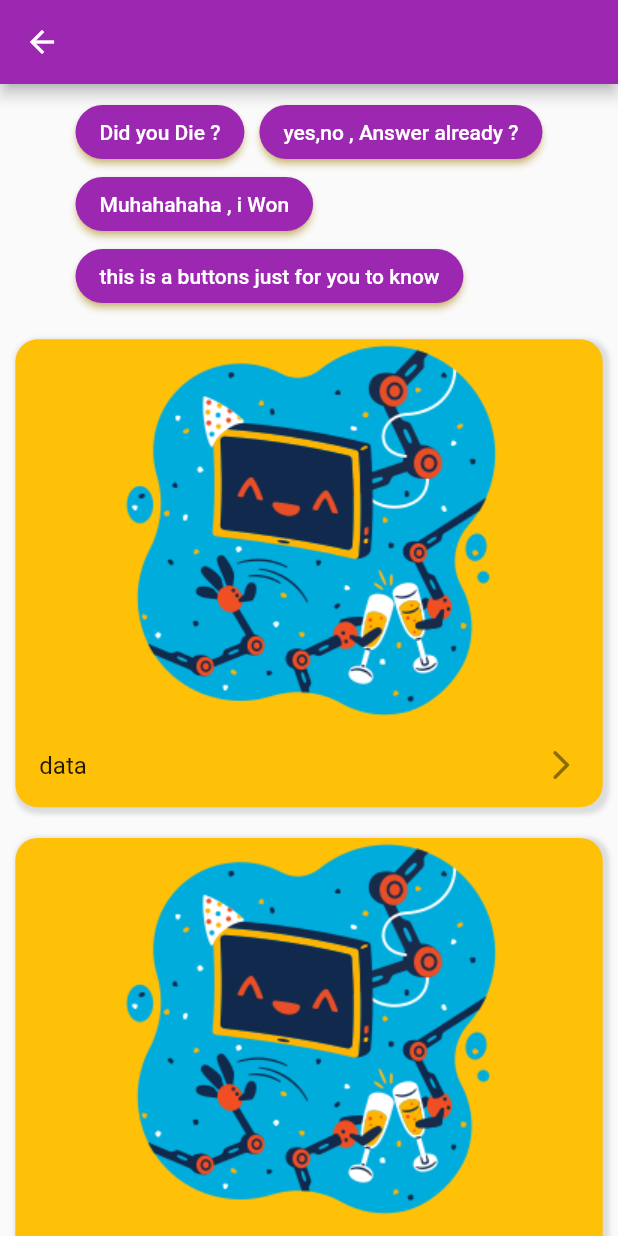
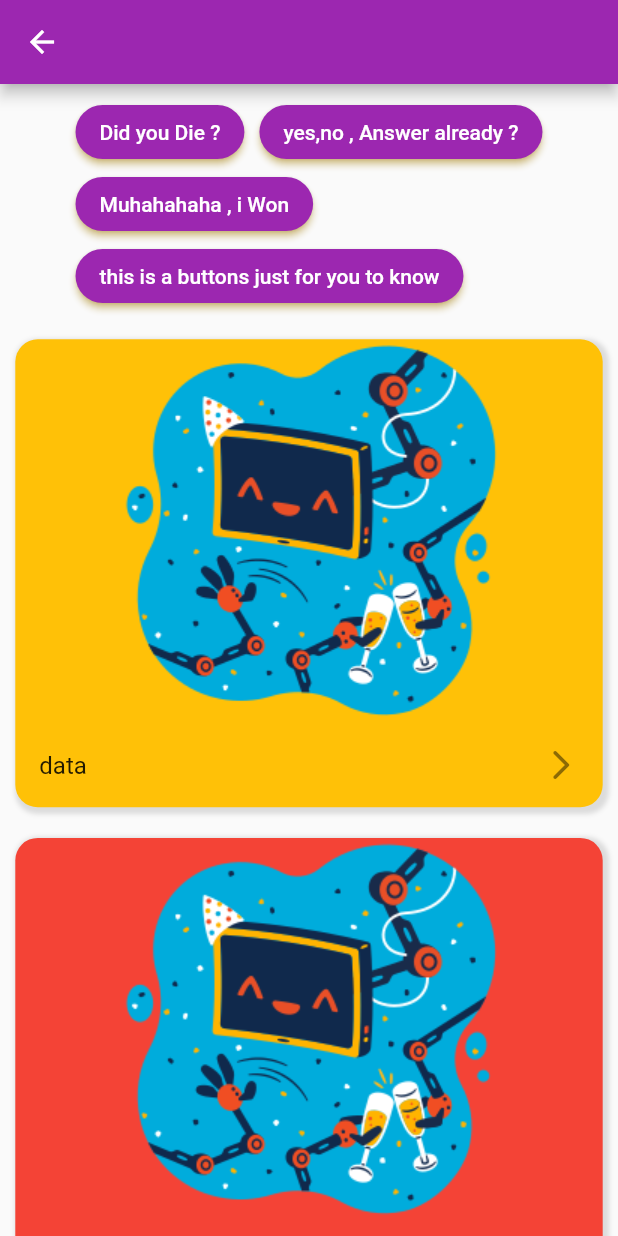
Before and after one commit to Kvix66/learning_proje, a Flutter app: the screen it shows after launch, after a tap on "login", on a phone screen of 412 x 824 dp. Run offline on Flutter 3.47's test engine with Material 2 defaults, Android fonts, the phone set to English and light mode, and no system bars.

Commit message:
simple changes

```diff
--- a/lib/home-page.dart
+++ b/lib/home-page.dart
@@ -87,7 +87,18 @@ class HomePage extends StatelessWidget {
                     ],
                   )),
             ),
-            Container(
+            GestureDetector(
+              // it make it clickable
+              onTap: () {
+                Navigator.of(context).push(
+                  MaterialPageRoute(
+                    builder: (BuildContext context) {
+                      return Container();
+                    },
+                  ),
+                );
+              },
+              child: Container(
                   //Second Container
                   margin: const EdgeInsets.symmetric(
                       horizontal: 10.2, vertical: 10.2),
@@ -95,7 +106,7 @@ class HomePage extends StatelessWidget {
                   width: double.infinity,
                   decoration: BoxDecoration(
                       borderRadius: BorderRadius.circular(15),
-                    color: Colors.amber,
+                      color: Colors.red,
                       boxShadow: const [
                         BoxShadow(
                           color: Colors.black12,
@@ -111,11 +122,12 @@ class HomePage extends StatelessWidget {
                     children: [
                       Image.asset('images/flame-welcome.png'),
                       const ListTile(
-                      title: Text("data"),
+                        title: Text("How to die"),
                         trailing: Icon(Icons.arrow_forward_ios_rounded),
                       )
                     ],
-                ))
+                  )),
+            )
           ],
         ),
       ),
--- a/lib/main.dart
+++ b/lib/main.dart
@@ -58,7 +58,8 @@ class Die extends StatelessWidget {
                 );
               },
               style: ElevatedButton.styleFrom(
-                  primary: Colors.purple, minimumSize: const Size(200, 30)),
+                  backgroundColor: Colors.purple,
+                  minimumSize: const Size(200, 30)),
               child: const Text(
                 'login',
                 style: TextStyle(color: Colors.white),
@@ -67,7 +68,8 @@ class Die extends StatelessWidget {
             ElevatedButton(
                 onPressed: () {},
                 style: ElevatedButton.styleFrom(
-                    primary: Colors.red[400], minimumSize: const Size(200, 30)),
+                    backgroundColor: Colors.red[400],
+                    minimumSize: const Size(200, 30)),
                 child: const Text('Die'))
           ]),
         ));
```
Also changed, not shown: pubspec.lock. Lines whose indentation alone changed are shown as unchanged.
